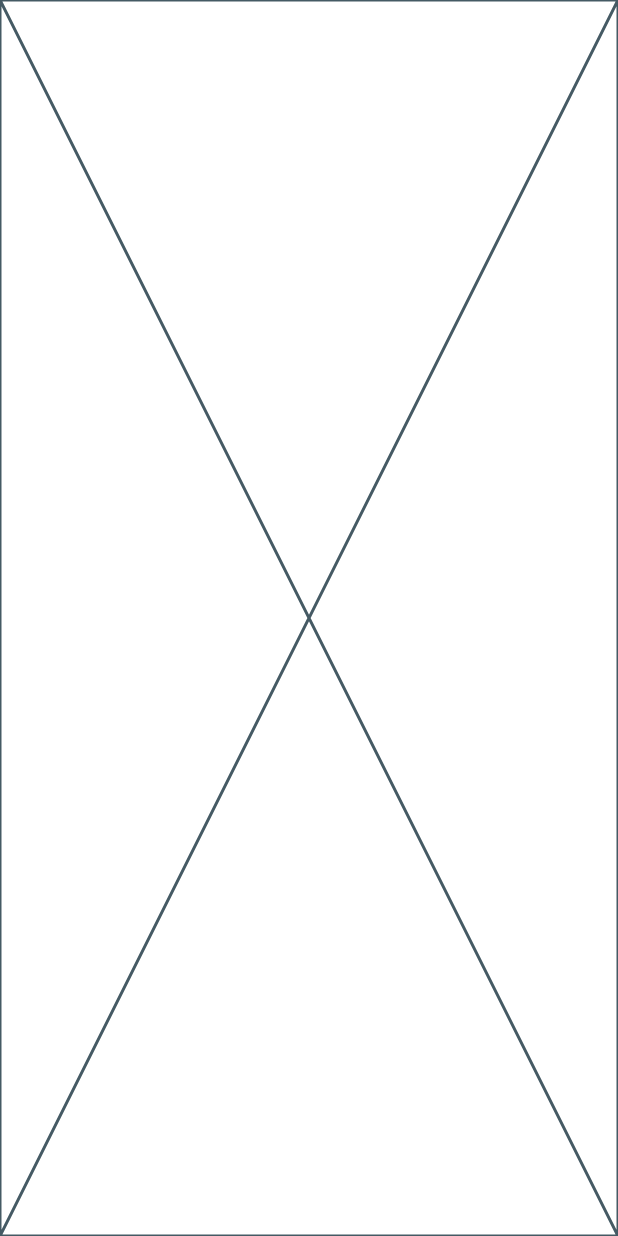
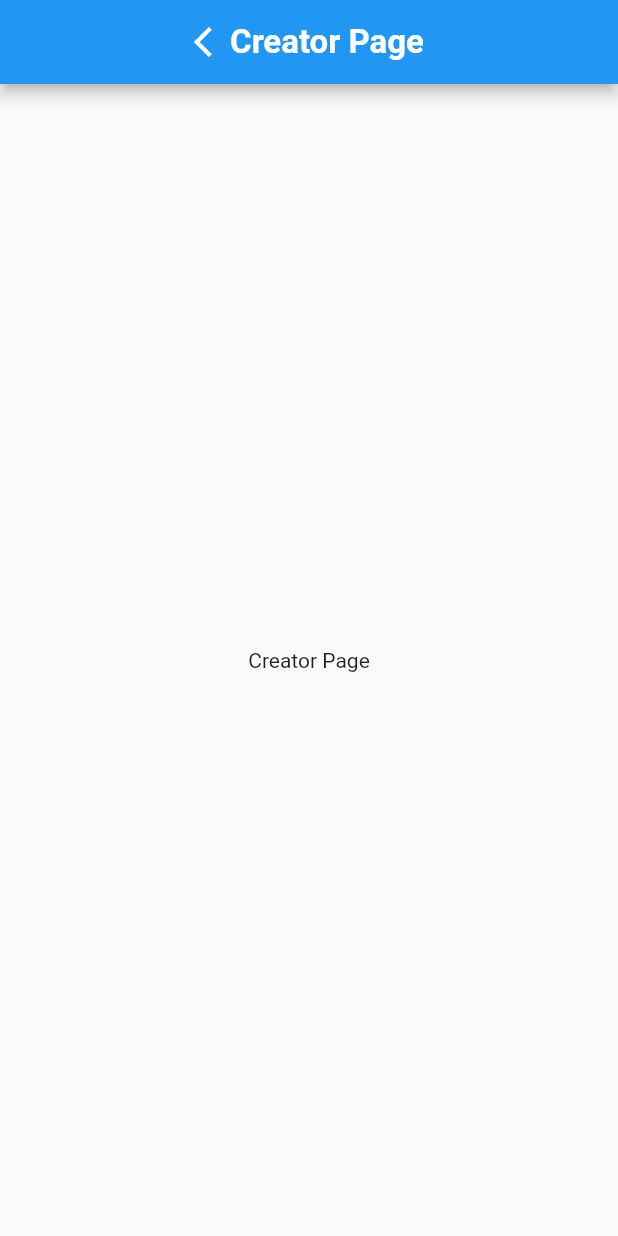
Before and after one commit to Luca-Landri/CalcoLandri, a Flutter app: the screen it shows after launch, after a tap on an icon or button, on a phone screen of 412 x 824 dp. Run offline on Flutter 3.47's test engine with Material 2 defaults, Android fonts, the phone set to English and light mode, and no system bars.

Commit message:
Feat: Started creating creator page

```diff
--- a/lib/pages/creator_page.dart
+++ b/lib/pages/creator_page.dart
@@ -1,7 +1,4 @@
-import 'package:flutter/src/animation/animation_controller.dart';
-import 'package:flutter/src/widgets/framework.dart';
-import 'package:flutter/src/widgets/placeholder.dart';
-import 'package:flutter/src/widgets/ticker_provider.dart';
+import 'package:flutter/material.dart';
 
 class CreatorPage extends StatefulWidget {
   const CreatorPage({super.key});
@@ -28,6 +25,30 @@ class _CreatorPageState extends State<CreatorPage>
 
   @override
   Widget build(BuildContext context) {
-    return const Placeholder();
+    return MaterialApp(
+        title: 'Creator Page',
+        home: Scaffold(
+          appBar: AppBar(
+            title: Row(
+              mainAxisAlignment: MainAxisAlignment.center,
+              mainAxisSize: MainAxisSize.max,
+              // ignore: prefer_const_literals_to_create_immutables
+              children: [
+                InkWell(
+                  onTap: () {
+                    Navigator.pop(context);
+                  },
+                  child: Icon(Icons.arrow_back_ios),
+                ),
+                Text('Creator Page',
+                    style:
+                        TextStyle(fontSize: 22, fontWeight: FontWeight.bold)),
+              ],
+            ),
+          ),
+          body: Center(
+            child: Text('Creator Page'),
+          ),
+        ));
   }
 }
```
